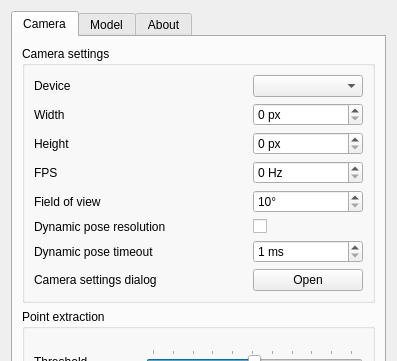
opentrack/opentrack, file ftnoir_tracker_pt/FTNoIR_PT_Controls.ui: the form before one commit; both pictures show x 0 to 397 and y 0 to 361 of the 397 by 609 pixel window.
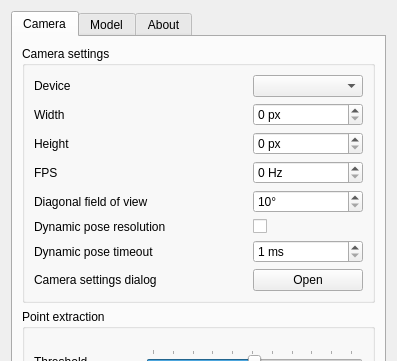
The form after the commit. Icons and pictures are not drawn.

Commit message: pt, ht, aruco: use calibration data. rename fov to diagonal in UI

Patch:
```diff
--- a/ftnoir_tracker_pt/FTNoIR_PT_Controls.ui
+++ b/ftnoir_tracker_pt/FTNoIR_PT_Controls.ui
@@ -114,7 +114,7 @@
              </sizepolicy>
             </property>
             <property name="text">
-             <string>Field of view</string>
+             <string>Diagonal field of view</string>
             </property>
            </widget>
           </item>
```
The commit also changes 5 other files.
